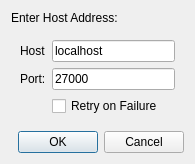
The window that ui/connecthostdialog.ui (matzman666/PyPipboyApp) describes before a commit, drawn with Qt 5.
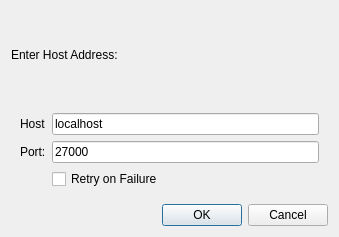
The same window after the commit.

What changed in the file:
```diff
--- a/ui/connecthostdialog.ui
+++ b/ui/connecthostdialog.ui
@@ -6,28 +6,16 @@
    <rect>
     <x>0</x>
     <y>0</y>
-    <width>195</width>
-    <height>160</height>
+    <width>339</width>
+    <height>237</height>
    </rect>
   </property>
-  <property name="sizePolicy">
-   <sizepolicy hsizetype="Fixed" vsizetype="Fixed">
-    <horstretch>0</horstretch>
-    <verstretch>0</verstretch>
-   </sizepolicy>
-  </property>
   <property name="minimumSize">
    <size>
     <width>0</width>
     <height>0</height>
    </size>
   </property>
-  <property name="maximumSize">
-   <size>
-    <width>195</width>
-    <height>160</height>
-   </size>
-  </property>
   <property name="windowTitle">
    <string>Enter Host Address</string>
   </property>
```
